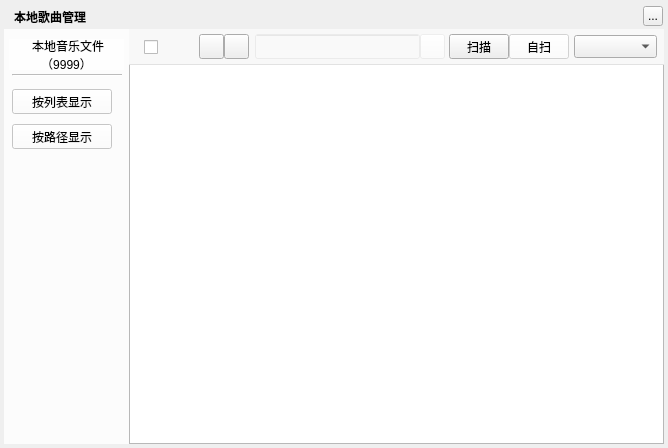
This is TTKCore/musicUiKits/musicToolsetsKits/musiclocalsongsmanagerwidget.ui in Greedysky/TTKMusicPlayer as Qt 5 draws it before an edit. The edited form follows.
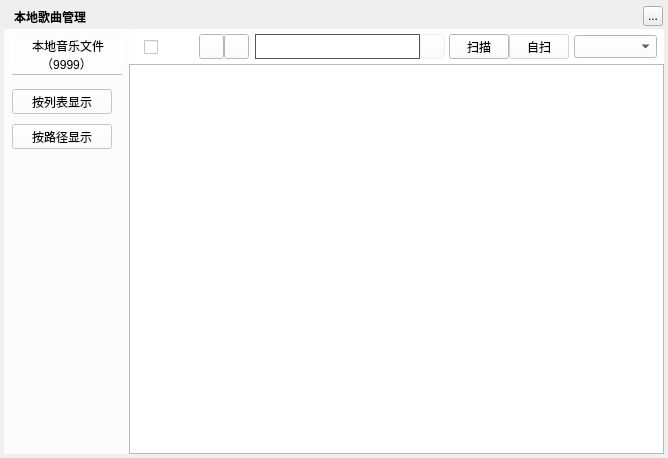
This is the edited form. Icons and pictures are not drawn. Custom widgets are drawn as their Qt base class.

```diff
--- a/TTKCore/musicUiKits/musicToolsetsKits/musiclocalsongsmanagerwidget.ui
+++ b/TTKCore/musicUiKits/musicToolsetsKits/musiclocalsongsmanagerwidget.ui
@@ -7,7 +7,7 @@
     <x>0</x>
     <y>0</y>
     <width>668</width>
-    <height>448</height>
+    <height>458</height>
    </rect>
   </property>
   <property name="windowTitle">
@@ -22,7 +22,7 @@
      <x>4</x>
      <y>4</y>
      <width>660</width>
-     <height>440</height>
+     <height>450</height>
     </rect>
    </property>
    <property name="text">
@@ -64,7 +64,7 @@
      <x>4</x>
      <y>29</y>
      <width>125</width>
-     <height>415</height>
+     <height>425</height>
     </rect>
    </property>
    <property name="styleSheet">
@@ -135,7 +135,7 @@
      <x>129</x>
      <y>64</y>
      <width>535</width>
-     <height>380</height>
+     <height>390</height>
     </rect>
    </property>
   </widget>
@@ -145,9 +145,12 @@
      <x>129</x>
      <y>29</y>
      <width>535</width>
-     <height>36</height>
+     <height>425</height>
     </rect>
    </property>
+   <property name="styleSheet">
+    <string notr="true">background:white;</string>
+   </property>
    <widget class="QCheckBox" name="allSelectedcheckBox">
     <property name="geometry">
      <rect>
@@ -188,8 +191,7 @@
      </rect>
     </property>
     <property name="styleSheet">
-     <string notr="true">border-image: url(:/tiny/lb_transparent);color:#6495ED;
-background:rgba(255,255,255,50)</string>
+     <string notr="true">color:#6495ED;border: 1px solid #555;</string>
     </property>
    </widget>
    <widget class="QPushButton" name="scanButton">
@@ -286,18 +288,25 @@
     <string/>
    </property>
   </widget>
+  <zorder>background</zorder>
+  <zorder>topTitleName</zorder>
+  <zorder>topTitleCloseButton</zorder>
+  <zorder>backgroundMask1</zorder>
+  <zorder>toolWidget</zorder>
+  <zorder>songlistsTable</zorder>
+  <zorder>loadingLabel</zorder>
  </widget>
  <customwidgets>
-  <customwidget>
-   <class>MusicLocalSongsTableWidget</class>
-   <extends>QTableWidget</extends>
-   <header>musiclocalsongstablewidget.h</header>
-  </customwidget>
   <customwidget>
    <class>MusicGifLabelWidget</class>
    <extends>QLabel</extends>
    <header>musicgiflabelwidget.h</header>
   </customwidget>
+  <customwidget>
+   <class>MusicLocalSongsTableWidget</class>
+   <extends>QTableWidget</extends>
+   <header>musiclocalsongstablewidget.h</header>
+  </customwidget>
  </customwidgets>
  <resources/>
  <connections/>
```
